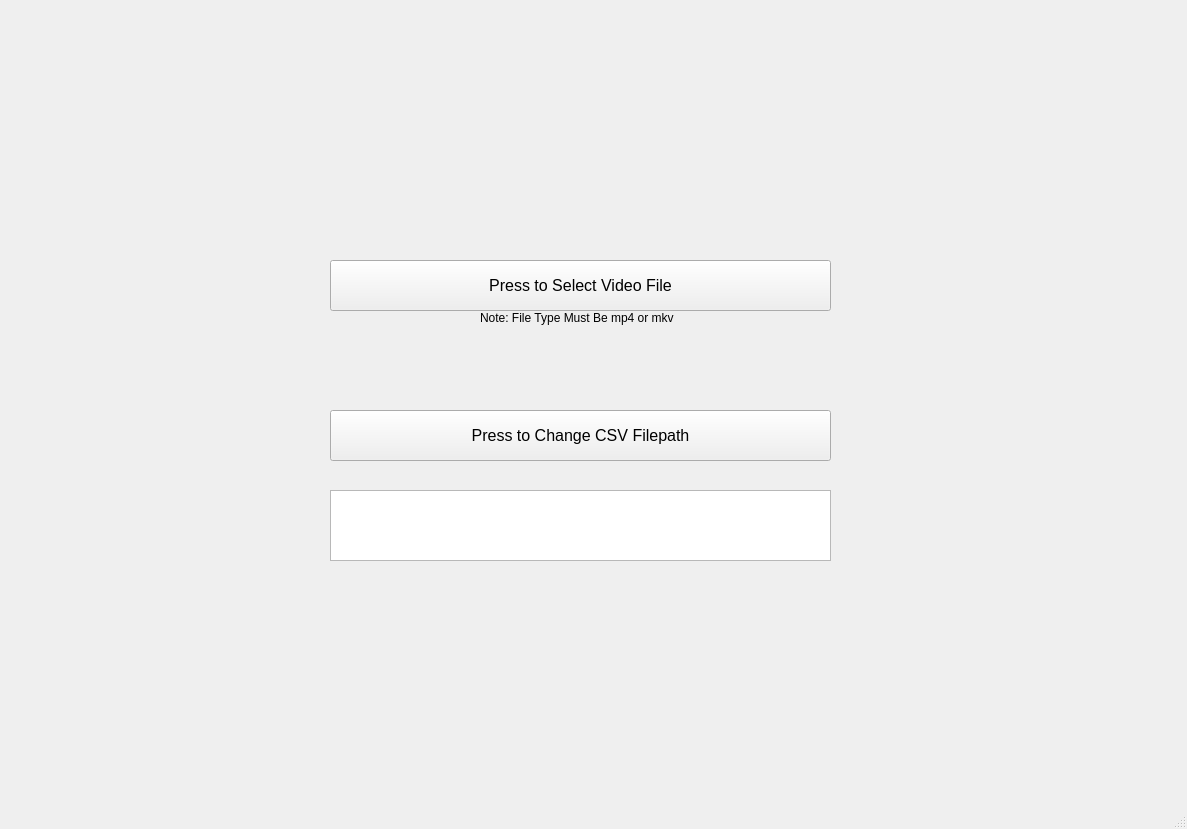
Before: the Qt Designer form src/sat/load_page.ui in alexandropinion/spectrum-analyzer-tool-group4, drawn with Qt 5.
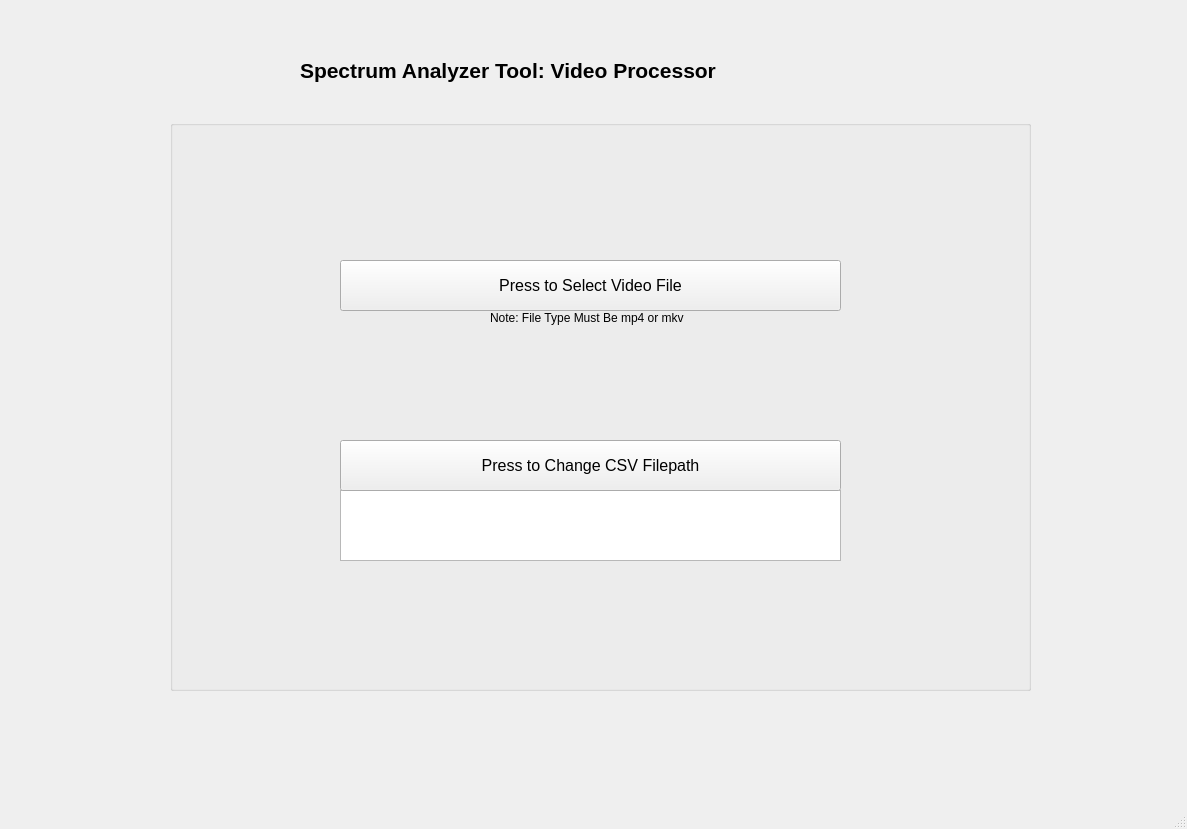
After: the same form once the commit is applied.

Commit message:
Add template_page
Callbacks for loading template images and processed cutout images

What changed in the file:
```diff
--- a/src/sat/load_page.ui
+++ b/src/sat/load_page.ui
@@ -17,11 +17,23 @@
    <enum>Qt::ToolButtonTextOnly</enum>
   </property>
   <widget class="QWidget" name="loadVideoWidget">
+   <widget class="QGroupBox" name="groupBox">
+    <property name="geometry">
+     <rect>
+      <x>170</x>
+      <y>120</y>
+      <width>861</width>
+      <height>571</height>
+     </rect>
+    </property>
+    <property name="title">
+     <string/>
+    </property>
    <widget class="QPushButton" name="loadVidBtn">
     <property name="geometry">
      <rect>
-      <x>330</x>
-      <y>260</y>
+       <x>170</x>
+       <y>140</y>
       <width>501</width>
       <height>51</height>
      </rect>
@@ -35,42 +47,11 @@
      <string>Press to Select Video File</string>
     </property>
    </widget>
-   <widget class="QLabel" name="noteLabel">
-    <property name="geometry">
-     <rect>
-      <x>480</x>
-      <y>310</y>
-      <width>211</width>
-      <height>16</height>
-     </rect>
-    </property>
-    <property name="text">
-     <string>Note: File Type Must Be mp4 or mkv</string>
-    </property>
-   </widget>
-   <widget class="QPushButton" name="csvFilepathBtn">
-    <property name="geometry">
-     <rect>
-      <x>330</x>
-      <y>410</y>
-      <width>501</width>
-      <height>51</height>
-     </rect>
-    </property>
-    <property name="font">
-     <font>
-      <pointsize>12</pointsize>
-     </font>
-    </property>
-    <property name="text">
-     <string>Press to Change CSV Filepath</string>
-    </property>
-   </widget>
    <widget class="QTextEdit" name="csvFilepathLabel">
     <property name="geometry">
      <rect>
-      <x>330</x>
-      <y>490</y>
+       <x>170</x>
+       <y>370</y>
       <width>501</width>
       <height>71</height>
      </rect>
@@ -84,6 +65,58 @@
     </property>
     <property name="readOnly">
      <bool>true</bool>
+     </property>
+    </widget>
+    <widget class="QPushButton" name="csvFilepathBtn">
+     <property name="geometry">
+      <rect>
+       <x>170</x>
+       <y>320</y>
+       <width>501</width>
+       <height>51</height>
+      </rect>
+     </property>
+     <property name="font">
+      <font>
+       <pointsize>12</pointsize>
+      </font>
+     </property>
+     <property name="text">
+      <string>Press to Change CSV Filepath</string>
+     </property>
+    </widget>
+    <widget class="QLabel" name="noteLabel">
+     <property name="geometry">
+      <rect>
+       <x>320</x>
+       <y>190</y>
+       <width>211</width>
+       <height>16</height>
+      </rect>
+     </property>
+     <property name="text">
+      <string>Note: File Type Must Be mp4 or mkv</string>
+     </property>
+    </widget>
+   </widget>
+   <widget class="QLabel" name="titleLabel">
+    <property name="geometry">
+     <rect>
+      <x>300</x>
+      <y>50</y>
+      <width>591</width>
+      <height>41</height>
+     </rect>
+    </property>
+    <property name="font">
+     <font>
+      <pointsize>16</pointsize>
+      <weight>75</weight>
+      <bold>true</bold>
+     </font>
+    </property>
+    <property name="text">
+     <string>Spectrum Analyzer Tool: Video Processor</string>
     </property>
    </widget>
   </widget>
```
Lines whose indentation alone changed are shown as unchanged. The commit also changes 12 other files.
